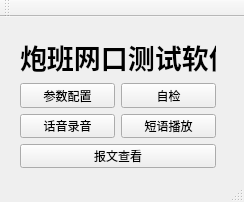
Qt form mainwindow.ui (ishamo/boom) before a commit.
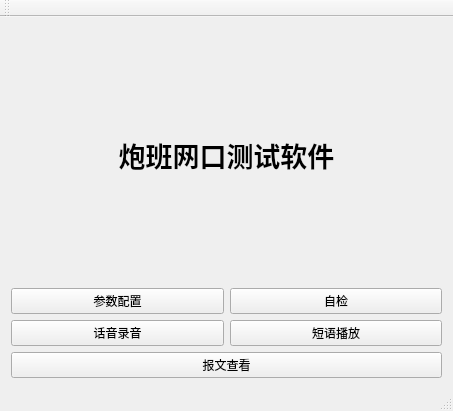
The same form after that commit.

What changed in the file:
```diff
--- a/mainwindow.ui
+++ b/mainwindow.ui
@@ -9,25 +9,16 @@
    <rect>
     <x>0</x>
     <y>0</y>
-    <width>244</width>
-    <height>202</height>
+    <width>453</width>
+    <height>411</height>
    </rect>
   </property>
   <property name="windowTitle">
    <string>炮班网口测试软件</string>
   </property>
   <widget class="QWidget" name="centralWidget">
-   <widget class="QWidget" name="">
-    <property name="geometry">
-     <rect>
-      <x>9</x>
-      <y>9</y>
-      <width>218</width>
-      <height>153</height>
-     </rect>
-    </property>
-    <layout class="QVBoxLayout" name="verticalLayout_2">
-     <item>
+   <layout class="QGridLayout" name="gridLayout">
+    <item row="0" column="0" colspan="2">
       <widget class="QLabel" name="label">
        <property name="cursor">
         <cursorShape>ArrowCursor</cursorShape>
@@ -37,45 +28,35 @@
        </property>
       </widget>
      </item>
-     <item>
-      <layout class="QVBoxLayout" name="verticalLayout">
-       <item>
-        <layout class="QHBoxLayout" name="horizontalLayout">
-         <item>
+    <item row="1" column="0">
           <widget class="QPushButton" name="pushButton_2">
            <property name="text">
             <string>参数配置</string>
            </property>
           </widget>
          </item>
-         <item>
+    <item row="1" column="1">
           <widget class="QPushButton" name="pushButton">
            <property name="text">
             <string>自检</string>
            </property>
           </widget>
          </item>
-        </layout>
-       </item>
-       <item>
-        <layout class="QHBoxLayout" name="horizontalLayout_2">
-         <item>
+    <item row="2" column="0">
           <widget class="QPushButton" name="pushButton_3">
            <property name="text">
             <string>话音录音</string>
            </property>
           </widget>
          </item>
-         <item>
+    <item row="2" column="1">
           <widget class="QPushButton" name="pushButton_4">
            <property name="text">
             <string>短语播放</string>
            </property>
           </widget>
          </item>
-        </layout>
-       </item>
-       <item>
+    <item row="3" column="0" colspan="2">
         <widget class="QPushButton" name="pushButton_5">
          <property name="text">
           <string>报文查看</string>
@@ -83,9 +64,6 @@
         </widget>
        </item>
       </layout>
-     </item>
-    </layout>
-   </widget>
   </widget>
   <widget class="QToolBar" name="mainToolBar">
    <attribute name="toolBarArea">
```
Lines whose indentation alone changed are shown as unchanged.
